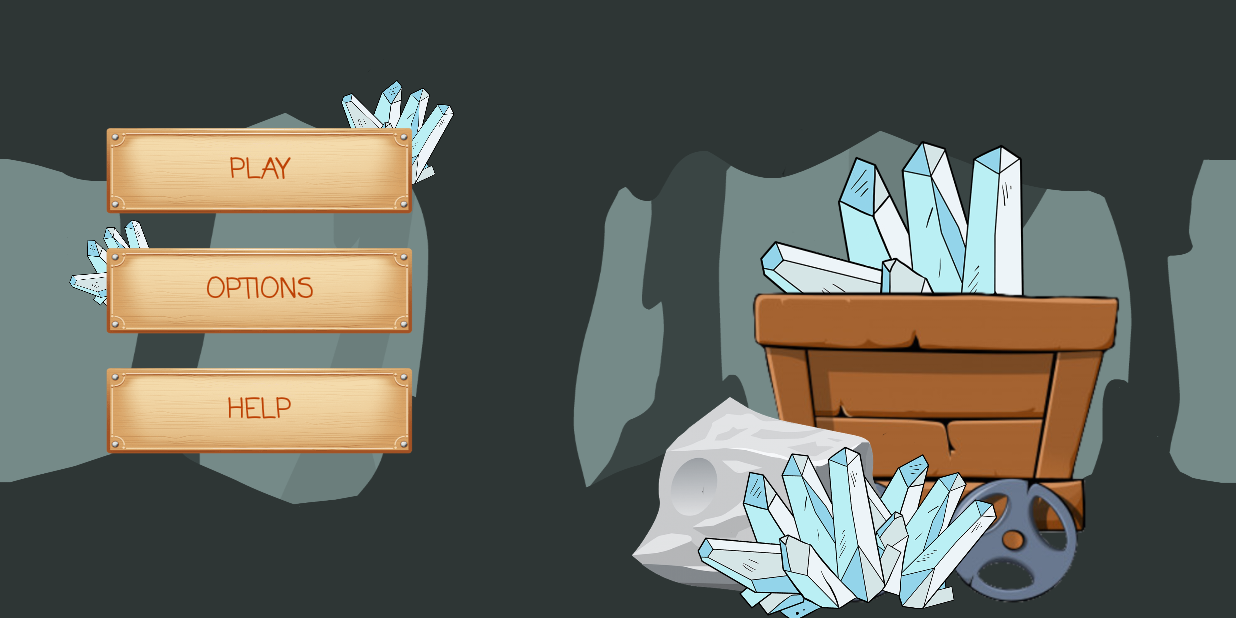
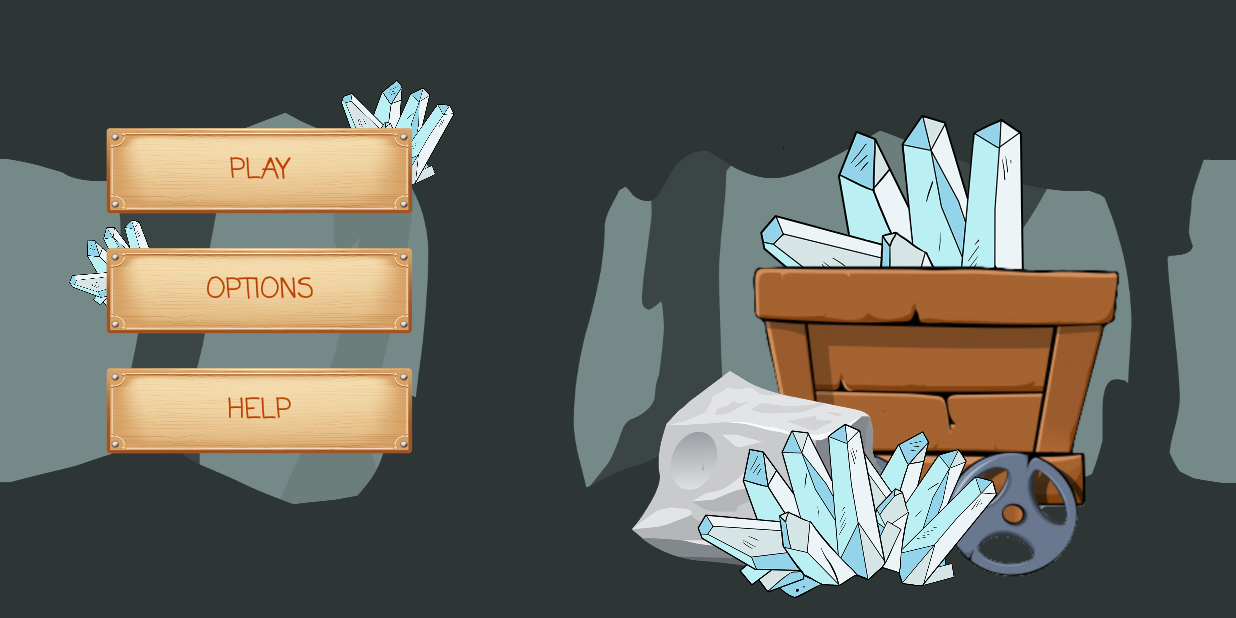
Before and after one commit to jevidin/GemMine, an Android app: the screen it shows after launch (MainActivity), on a phone screen of 824 x 412 dp (held sideways). Run offline under Robolectric (Android 15) with nearby library versions, the phone set to English and light mode, and no system bars.

Commit message:
[jzl5] Minor minor minor changes

```diff
--- a/app/src/main/res/layout/activity_help.xml
+++ b/app/src/main/res/layout/activity_help.xml
@@ -42,7 +42,7 @@
         android:layout_width="115dp"
         android:layout_height="24dp"
         android:layout_marginStart="76dp"
-        android:layout_marginTop="35dp"
+        android:layout_marginTop="50dp"
         android:fontFamily="casual"
         android:text="@string/how_to_play_title"
         android:textColor="#BD4104"
@@ -55,6 +55,7 @@
         android:id="@+id/btn_back"
         android:layout_width="88dp"
         android:layout_height="48dp"
+        android:layout_marginEnd="35dp"
         android:layout_marginBottom="40dp"
         android:background="@drawable/sign1"
         android:fontFamily="casual"
@@ -68,7 +69,7 @@
         android:id="@+id/txt_about"
         android:layout_width="wrap_content"
         android:layout_height="wrap_content"
-        android:layout_marginEnd="15dp"
+        android:layout_marginEnd="35dp"
         android:layout_marginBottom="5dp"
         android:text="@string/course_website"
         android:textAlignment="textEnd"
@@ -81,6 +82,7 @@
         android:id="@+id/txt_resources"
         android:layout_width="424dp"
         android:layout_height="110dp"
+        android:layout_marginStart="5dp"
         android:text="@string/resources"
         android:textColor="#BD4104"
         android:textSize="8sp"
--- a/app/src/main/res/layout/activity_main.xml
+++ b/app/src/main/res/layout/activity_main.xml
@@ -70,7 +70,7 @@
         android:layout_width="313dp"
         android:layout_height="214dp"
         android:layout_marginEnd="50dp"
-        android:layout_marginBottom="8dp"
+        android:layout_marginBottom="25dp"
         android:contentDescription="@string/gem"
         app:layout_constraintBottom_toBottomOf="parent"
         app:layout_constraintEnd_toEndOf="parent"
@@ -91,11 +91,12 @@
         android:layout_width="195dp"
         android:layout_height="128dp"
         android:layout_marginEnd="72dp"
+        android:layout_marginBottom="15dp"
+        android:contentDescription="@string/gem"
         android:rotation="40"
         app:layout_constraintBottom_toBottomOf="parent"
         app:layout_constraintEnd_toEndOf="@+id/imageMinecart"
-        app:srcCompat="@drawable/gem1"
-        android:contentDescription="@string/gem"/>
+        app:srcCompat="@drawable/gem1" />
 
     <ImageView
         android:id="@+id/imageGem3"
```
Also changed, not shown: app/src/main/res/layout/congratulations_layout.xml (+5 -5 lines).
